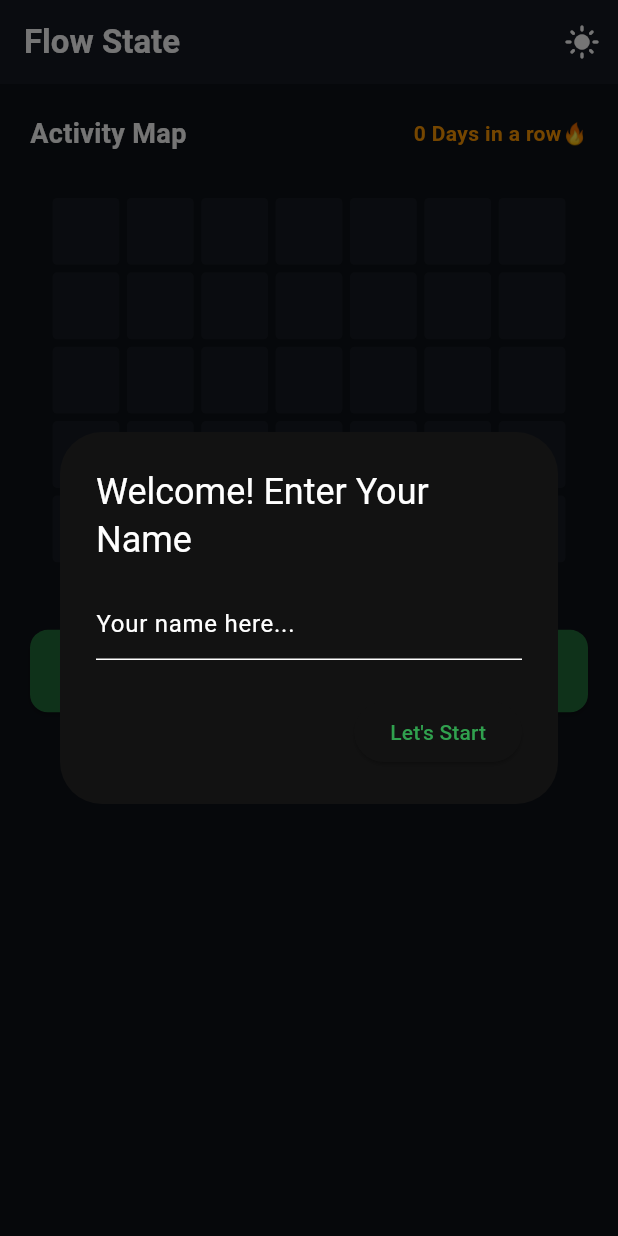
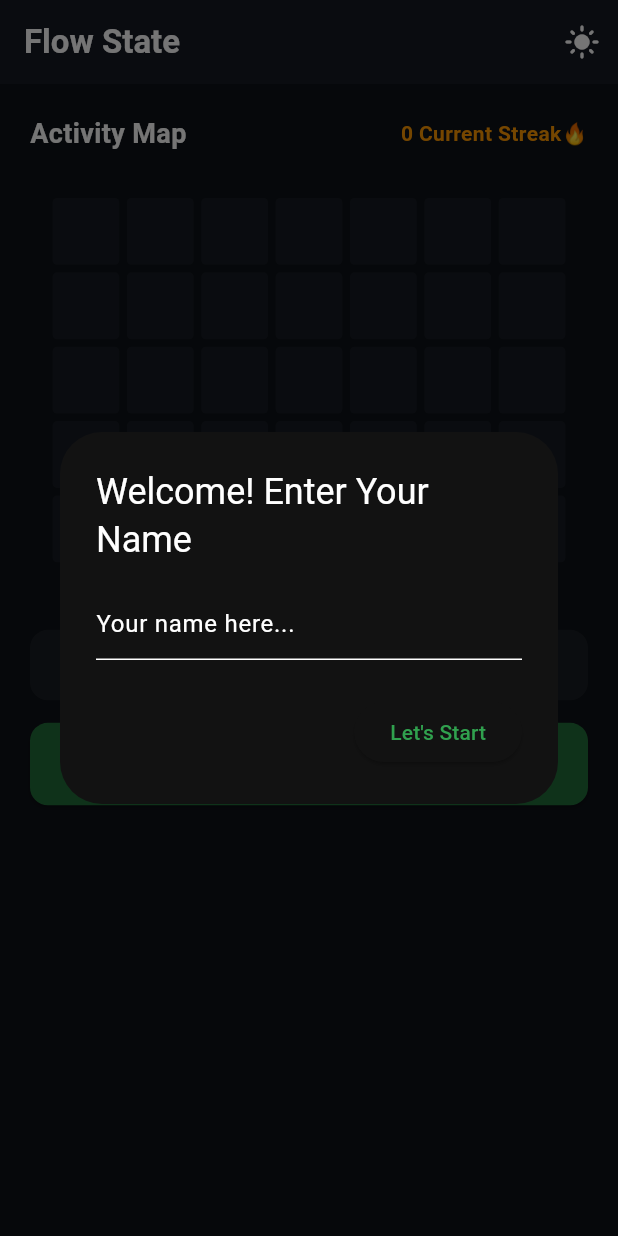
Before and after one commit to omarsuliman1/Flow_State, a Flutter app: the screen it shows after launch, after a tap on "Create New Plan +", on a phone screen of 412 x 824 dp. Run offline on Flutter 3.47's test engine with Material 3 defaults, Android fonts, the phone set to English and light mode, and no system bars; our stand-ins replace flutter_local_notifications, percent_indicator, shared_preferences, timezone.

Commit message:
Fix Streak logic and

```diff
--- a/lib/providers/task_provider.dart
+++ b/lib/providers/task_provider.dart
@@ -11,19 +11,18 @@ class TaskProvider with ChangeNotifier {
   bool _isDarkMode = false;
   String _userName = "";
 
-  // متغيرات الستريك العالمي الجديدة 🔥
-  int globalStreak = 0;
+   int currentStreak = 0;
+  int maxGlobalStreak = 0;
   DateTime lastSuccessDate = DateTime(2000);
 
   List<WeeklyCategory> get categories => _categories;
-  List<DailyTask> get tasks => _tasks; // إضافة الـ getter المفقود
+  List<DailyTask> get tasks => _tasks;
   bool get isDarkMode => _isDarkMode;
   String get userName => _userName;
 
   TaskProvider() { loadData(); }
 
-  // --- فانكشن الستريك العالمي ---
-  void updateGlobalStreak() {
+   void updateGlobalStreak() {
     DateTime now = DateTime.now();
     DateTime today = DateTime(now.year, now.month, now.day);
 
@@ -33,19 +32,28 @@ class TaskProvider with ChangeNotifier {
       lastSuccessDate.day
     );
 
-    if (today.isAfter(lastDate)) {
+     if (today.isAfter(lastDate)) {
       int difference = today.difference(lastDate).inDays;
 
       if (difference == 1) {
-        globalStreak++;
+        currentStreak++;
       } else {
-        globalStreak = 1;
+        currentStreak = 1;
       }
 
       lastSuccessDate = today;
-      saveData(); // حفظ فوري للقيمة الجديدة
-      notifyListeners();
     }
+     else if (currentStreak == 0) {
+      currentStreak = 1;
+      lastSuccessDate = today;
+    }
+
+    if (currentStreak > maxGlobalStreak) {
+      maxGlobalStreak = currentStreak;
+    }
+
+    saveData();
+    notifyListeners();
   }
 
   void toggleTheme() async {
@@ -59,12 +67,10 @@ class TaskProvider with ChangeNotifier {
     _userName = name;
     final prefs = await SharedPreferences.getInstance();
     await prefs.setString('userName', name);
-    // تفعيل إشعار الساعة 8 الصبح
     NotificationService().scheduleDaily8AM(100, name);
     notifyListeners();
   }
 
-  // 👇 التعديل الجديد لدعم الديدلاين في الخطط اليومية 👇
   void addCategory(String title, String type, int days, int target, {DateTime? deadline}) {
     DateTime start = DateTime(DateTime.now().year, DateTime.now().month, DateTime.now().day);
 
@@ -100,14 +106,12 @@ class TaskProvider with ChangeNotifier {
     } catch (e) { return 0; }
   }
 
-  bool PlanFinished(WeeklyCategory cat) {
+   bool PlanFinished(WeeklyCategory cat) {
     return cat.progress >= 1.0;
   }
 
   void deleteCategory(String id) {
-    // إلغاء إشعارات البلان قبل حذفها
     NotificationService().cancelPlanReminders(id.hashCode);
-
     _categories.removeWhere((c) => c.id == id);
     saveData();
     notifyListeners();
@@ -131,7 +135,6 @@ class TaskProvider with ChangeNotifier {
       isCompleted: false,
     ));
 
-    // 👇 تفعيل إشعارات الـ Parallel كل ساعتين عند إضافة أول تاسك 👇
     final cat = _categories.firstWhere((c) => c.id == categoryId);
     NotificationService().schedulePlanReminders(
       planId: categoryId.hashCode,
@@ -147,10 +150,16 @@ class TaskProvider with ChangeNotifier {
 
   void toggleTaskStatus(String taskId) {
     final index = _tasks.indexWhere((t) => t.id == taskId);
-    if (index != -1 && !_tasks[index].isCompleted) {
-      _tasks[index].isCompleted = true;
+    if (index != -1) {
+      bool wasCompleted = _tasks[index].isCompleted;
+      _tasks[index].isCompleted = !_tasks[index].isCompleted;
+
       _updateCategoryProgress(_tasks[index].categoryId);
-      updateGlobalStreak();
+
+       if (!wasCompleted && _tasks[index].isCompleted) {
+        updateGlobalStreak();
+      }
+
       saveData();
       notifyListeners();
     }
@@ -163,7 +172,6 @@ class TaskProvider with ChangeNotifier {
       double newProgress = (completed / _categories[catIndex].targetAmount).clamp(0.0, 1.0);
 
       if (newProgress >= 1.0 && _categories[catIndex].progress < 1.0) {
-        // إيقاف إشعارات التذكير فور اكتمال الخطة
         NotificationService().cancelPlanReminders(categoryId.hashCode);
 
         NotificationService().showInstantNotification(
@@ -176,7 +184,7 @@ class TaskProvider with ChangeNotifier {
     }
   }
 
-  int getCurrentStreak() {
+   int getCurrentStreak() {
     if (_tasks.isEmpty) return 0;
     final completedDates = _tasks
         .where((t) => t.isCompleted)
@@ -226,19 +234,17 @@ class TaskProvider with ChangeNotifier {
     await prefs.setString('tasks', jsonEncode(_tasks.map((t) => t.toMap()).toList()));
     await prefs.setBool('isDarkMode', _isDarkMode);
     await prefs.setString('userName', _userName);
-    await prefs.setInt('globalStreak', globalStreak);
+    await prefs.setInt('currentStreak', currentStreak);
+    await prefs.setInt('maxGlobalStreak', maxGlobalStreak);
     await prefs.setString('lastSuccessDate', lastSuccessDate.toIso8601String());
-  }
-
-  void testNotification() {
-    NotificationService().showInstantNotification("Test", "Done!");
   }
 
   Future<void> loadData() async {
     final prefs = await SharedPreferences.getInstance();
     _isDarkMode = prefs.getBool('isDarkMode') ?? true;
     _userName = prefs.getString('userName') ?? "";
-    globalStreak = prefs.getInt('globalStreak') ?? 0;
+    currentStreak = prefs.getInt('currentStreak') ?? 0;
+    maxGlobalStreak = prefs.getInt('maxGlobalStreak') ?? 0;
     String? lastDateStr = prefs.getString('lastSuccessDate');
     if (lastDateStr != null) {
       lastSuccessDate = DateTime.parse(lastDateStr);
--- a/lib/screens/dashboard_screen.dart
+++ b/lib/screens/dashboard_screen.dart
@@ -1,4 +1,5 @@
 import 'package:flutter/material.dart';
+import 'package:flutter/services.dart';
 import 'package:provider/provider.dart';
 import 'package:percent_indicator/percent_indicator.dart';
 import 'package:intl/intl.dart';
@@ -73,13 +74,33 @@ class _DashboardScreenState extends State<DashboardScreen> {
               mainAxisAlignment: MainAxisAlignment.spaceBetween,
               children: [
                 const Text("Activity Map", style: TextStyle(fontSize: 18, fontWeight: FontWeight.bold)),
-                Text("${provider.getCurrentStreak()} Days in a row🔥",
+                Text("${provider.currentStreak} Current Streak🔥",
                   style: const TextStyle(color: Colors.orange, fontWeight: FontWeight.bold)),
               ],
             ),
             const SizedBox(height: 15),
             _buildGlobalStreak(provider),
             const SizedBox(height: 30),
+
+            Container(
+              width: double.infinity,
+              padding: const EdgeInsets.symmetric(vertical: 12),
+              margin: const EdgeInsets.only(bottom: 15),
+              decoration: BoxDecoration(
+                color: provider.isDarkMode ? Colors.white.withOpacity(0.05) : Colors.black.withOpacity(0.03),
+                borderRadius: BorderRadius.circular(12),
+              ),
+              child: Center(
+                child: Text(
+                  "${provider.maxGlobalStreak} Days in a row 🔥",
+                  style: const TextStyle(
+                    color: Colors.orange,
+                    fontWeight: FontWeight.bold,
+                    fontSize: 16,
+                  ),
+                ),
+              ),
+            ),
 
             ElevatedButton(
               onPressed: () => _showAddGoalDialog(context, provider),
@@ -142,7 +163,7 @@ class _DashboardScreenState extends State<DashboardScreen> {
       itemBuilder: (context, index) {
         final cat = provider.categories[index];
         bool finished = provider.isPlanFinished(cat);
-        bool missed = provider.isDeadlineMissed(cat); // فحص حالة الديدلاين
+        bool missed = provider.isDeadlineMissed(cat);
 
         return GestureDetector(
           onTap: () => Navigator.push(context, MaterialPageRoute(
@@ -153,7 +174,6 @@ class _DashboardScreenState extends State<DashboardScreen> {
             decoration: BoxDecoration(
               color: provider.isDarkMode ? const Color(0xFF1E1E1E) : Colors.white,
               borderRadius: BorderRadius.circular(20),
-              // تعديل الحدود بناءً على الحالة: برتقالي للفوز، أحمر للخسارة
               border: Border.all(
                 color: finished ? Colors.orange : (missed ? Colors.red : Colors.transparent),
                 width: 2
@@ -224,16 +244,21 @@ class _DashboardScreenState extends State<DashboardScreen> {
                 children: [
                   TextFormField(
                     decoration: const InputDecoration(labelText: "Plan Name", hintText: "e.g. Solve Problems"),
+
+                    inputFormatters: [
+                      FilteringTextInputFormatter.allow(RegExp(r'[a-zA-Z\s]')),
+                    ],
                     validator: (value) {
                       if (value == null || value.trim().isEmpty) return "Name is required";
-                      if (!RegExp(r'^[a-zA-Z0-9 ]+$').hasMatch(value)) return "English letters & numbers only";
+
+                      if (!RegExp(r'^[a-zA-Z\s]+$').hasMatch(value)) return "English letters only (No numbers)";
                       return null;
                     },
                     onChanged: (v) => title = v,
                   ),
                   const SizedBox(height: 10),
                   DropdownButtonFormField<String>(
-                    initialValue: type,
+                    value: type,
                     isExpanded: true,
                     items: const [
                       DropdownMenuItem(value: 'day', child: Text("Daily Plan (1 Day)")),
@@ -273,6 +298,7 @@ class _DashboardScreenState extends State<DashboardScreen> {
                   if (type != 'day')
                     TextFormField(
                       keyboardType: TextInputType.number,
+                      inputFormatters: [FilteringTextInputFormatter.digitsOnly],
                       decoration: InputDecoration(labelText: "Duration (Days)", hintText: type == 'week' ? "2 to 7" : "8 to 30"),
                       validator: (value) {
                         int? val = int.tryParse(value ?? "");
@@ -285,6 +311,7 @@ class _DashboardScreenState extends State<DashboardScreen> {
                     ),
                   TextFormField(
                     keyboardType: TextInputType.number,
+                    inputFormatters: [FilteringTextInputFormatter.digitsOnly],
                     decoration: const InputDecoration(labelText: "Target Tasks"),
                     validator: (value) {
                       if (value == null || value.isEmpty) return "Target is required";
@@ -348,7 +375,10 @@ class _DashboardScreenState extends State<DashboardScreen> {
     String name = "";
     showDialog(context: context, barrierDismissible: false, builder: (ctx) => AlertDialog(
       title: const Text("Welcome! Enter Your Name"),
-      content: TextField(onChanged: (v) => name = v, decoration: const InputDecoration(hintText: "Your name here...")),
+      content: TextField(
+        onChanged: (v) => name = v,
+        decoration: const InputDecoration(hintText: "Your name here...")
+      ),
       actions: [
         ElevatedButton(onPressed: () {
           if (name.isNotEmpty) {
```
